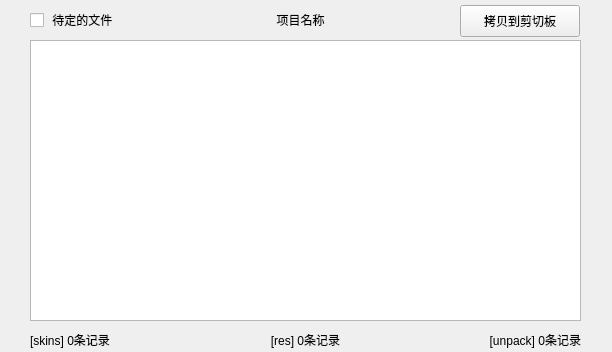
Above: ui/max_ui.ui from alpxe/python-laya-assist before the change. Below: the same form after it.
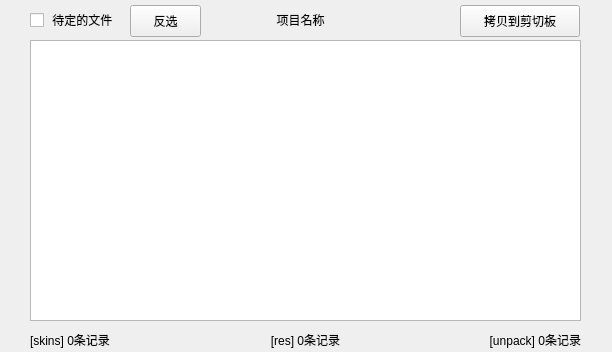
That is the form after the change.

Commit message: 添加 反选按钮

Patch:
```diff
--- a/ui/max_ui.ui
+++ b/ui/max_ui.ui
@@ -65,7 +65,7 @@
     <set>Qt::AlignCenter</set>
    </property>
   </widget>
-  <widget class="QWidget" name="">
+  <widget class="QWidget" name="layoutWidget">
    <property name="geometry">
     <rect>
      <x>30</x>
@@ -107,6 +107,19 @@
     </item>
    </layout>
   </widget>
+  <widget class="QPushButton" name="antBtn">
+   <property name="geometry">
+    <rect>
+     <x>130</x>
+     <y>5</y>
+     <width>71</width>
+     <height>32</height>
+    </rect>
+   </property>
+   <property name="text">
+    <string>反选</string>
+   </property>
+  </widget>
  </widget>
  <resources/>
  <connections/>
```
The commit also changes 3 other files.
